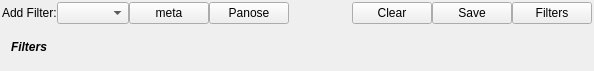
fontmatrix/fontmatrix, file src/filterbar.ui: the form before one commit.
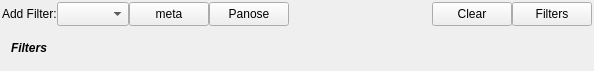
The form after the commit.

Patch:
```diff
--- a/src/filterbar.ui
+++ b/src/filterbar.ui
@@ -35,10 +35,23 @@
         </widget>
        </item>
        <item>
-        <widget class="QComboBox" name="tagsCombo"/>
+        <widget class="QComboBox" name="tagsCombo">
+         <property name="maximumSize">
+          <size>
+           <width>16777215</width>
+           <height>24</height>
+          </size>
+         </property>
+        </widget>
        </item>
        <item>
         <widget class="QPushButton" name="metaButton">
+         <property name="maximumSize">
+          <size>
+           <width>16777215</width>
+           <height>24</height>
+          </size>
+         </property>
          <property name="text">
           <string>meta</string>
          </property>
@@ -46,6 +59,12 @@
        </item>
        <item>
         <widget class="QPushButton" name="classButton">
+         <property name="maximumSize">
+          <size>
+           <width>16777215</width>
+           <height>24</height>
+          </size>
+         </property>
          <property name="text">
           <string>Panose</string>
          </property>
@@ -70,20 +89,25 @@
       <layout class="QHBoxLayout" name="horizontalLayout_2">
        <item>
         <widget class="QPushButton" name="clearButton">
+         <property name="maximumSize">
+          <size>
+           <width>16777215</width>
+           <height>24</height>
+          </size>
+         </property>
          <property name="text">
           <string>Clear</string>
          </property>
         </widget>
        </item>
-       <item>
-        <widget class="QPushButton" name="saveButton">
-         <property name="text">
-          <string>Save</string>
-         </property>
-        </widget>
-       </item>
        <item>
         <widget class="QPushButton" name="filtersButton">
+         <property name="maximumSize">
+          <size>
+           <width>16777215</width>
+           <height>24</height>
+          </size>
+         </property>
          <property name="text">
           <string>Filters</string>
          </property>
```
